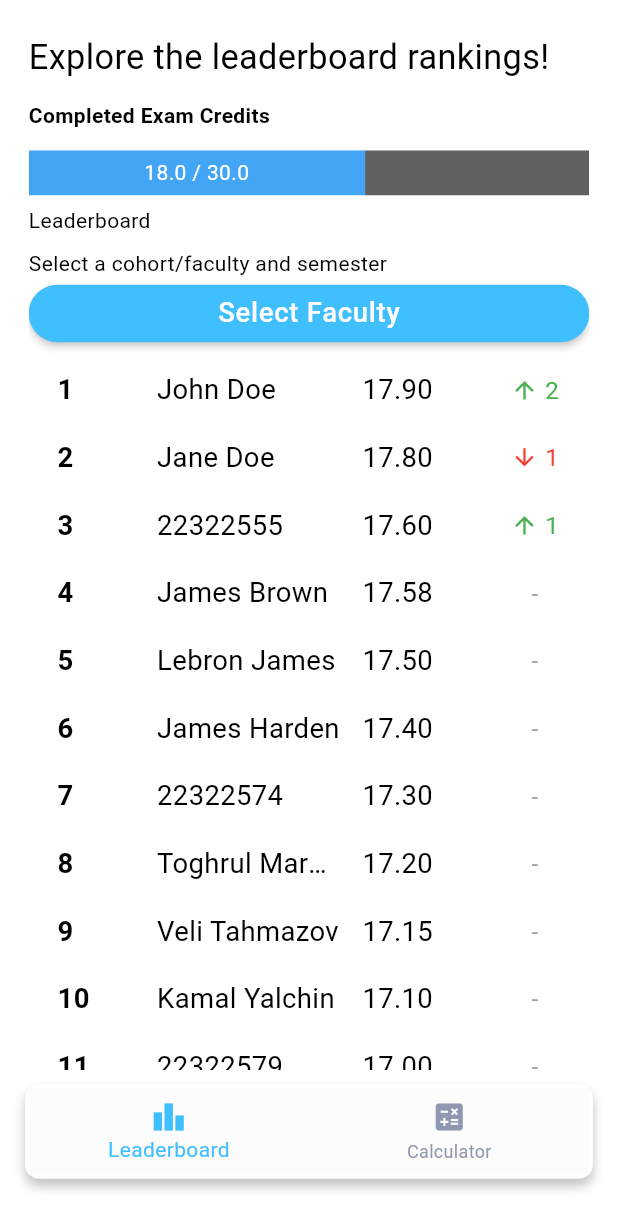
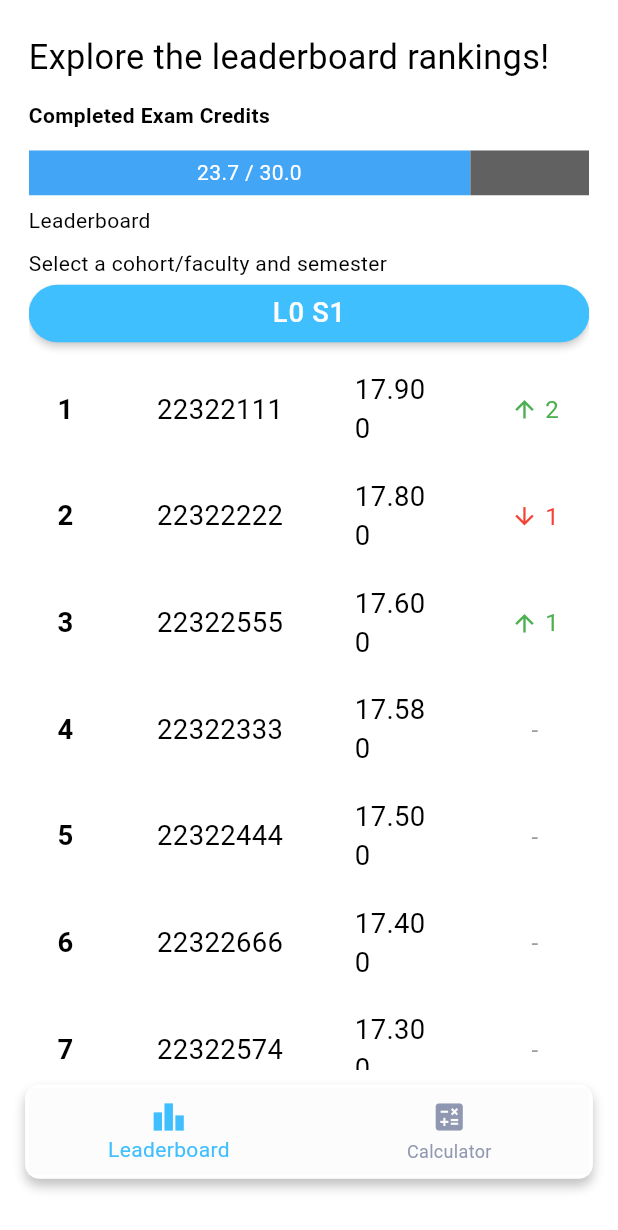
Before and after one commit to Krmsh1n5/u_standings, a Flutter app: the screen it shows after launch, on a phone screen of 412 x 824 dp. Shown: the top 1230 px of the screen. Run offline on Flutter 3.47's test engine with Material 3 defaults, Android fonts, the phone set to English and light mode, and no system bars; our stand-ins replace flutter_screenutil, get_it; Roboto replaces fonts that are missing (Montserrat).

Commit message:
Added Standings Provider

```diff
--- a/lib/core/utils/functions/fetch_semesters_cohorts_func.dart
+++ /dev/null
@@ -1,5 +0,0 @@
-Future<List<String>> fetchCohortsSemestersFromDatabase() async {
-  // Simulate fetching data from API/DB
-  await Future.delayed(Duration(seconds: 1)); // Simulate network delay
-  return ['Cohort A', 'Cohort A - CS', 'Cohort A - CE','Cohort B', 'Cohort C', 'Cohort C - GE', 'Cohort D', 'Cohort D - GE'];
-}
--- a/lib/features/standings/data/repositories/credits_repository_impl.dart
+++ b/lib/features/standings/data/repositories/credits_repository_impl.dart
@@ -5,7 +5,7 @@ class GetCreditsRepositoryImpl implements GetCreditsRepository {
   Future<double> getKnownCredits(String selectedCohortSemester) async {
     // Simulate a network delay
     await Future.delayed(Duration(seconds: 1));
-    return 19.5;
+    return Future.value(23.7);
   }
 
   @override
@@ -13,6 +13,6 @@ class GetCreditsRepositoryImpl implements GetCreditsRepository {
       String selectedCohortSemester) async {
     // Simulate a network delay
     await Future.delayed(Duration(seconds: 1));
-    return 30;
+    return Future.value(30.0);
   }
 }
--- a/lib/features/standings/presentation/screens/standings_page.dart
+++ b/lib/features/standings/presentation/screens/standings_page.dart
@@ -1,27 +1,45 @@
 import 'package:flutter/material.dart';
 import 'package:flutter_screenutil/flutter_screenutil.dart';
-import 'package:u_standings/core/utils/functions/fetch_semesters_cohorts_func.dart';
+import 'package:provider/provider.dart';
+import 'package:u_standings/features/standings/domain/entities/standings.dart';
+import 'package:u_standings/features/standings/presentation/providers/standings_notifier.dart';
 import 'package:u_standings/features/standings/presentation/widgets/select_button.dart';
 
-class StandingsPage extends StatelessWidget {
+class StandingsPage extends StatefulWidget {
   const StandingsPage({super.key});
 
   @override
+  State<StandingsPage> createState() => _StandingsPageState();
+}
+
+class _StandingsPageState extends State<StandingsPage> {
+  bool isDataReady = false;
+
+  @override
+  void initState() {
+    super.initState();
+    Future.microtask(() async {
+      await Provider.of<StandingsNotifier>(context, listen: false)
+          .loadAvailableCohortsSemesters();
+      await Provider.of<StandingsNotifier>(context, listen: false)
+          .loadCredits();
+      await Provider.of<StandingsNotifier>(context, listen: false)
+          .loadStandings();
+
+      setState(() {
+        isDataReady = true;
+      });
+    });
+  }
+
+  @override
   Widget build(BuildContext context) {
-    final List<Map<String, dynamic>> leaderboardData = [
-      {'rank': 1, 'name': 'John Doe', 'score': 17.9, 'change': 2},
-      {'rank': 2, 'name': 'Jane Doe', 'score': 17.8, 'change': -1},
-      {'rank': 3, 'name': '22322555', 'score': 17.6, 'change': 1},
-      {'rank': 4, 'name': 'James Brown', 'score': 17.58, 'change': 0},
-      {'rank': 5, 'name': 'Lebron James', 'score': 17.5, 'change': 0},
-      {'rank': 6, 'name': 'James Harden', 'score': 17.4, 'change': 0},
-      {'rank': 7, 'name': '22322574', 'score': 17.3, 'change': 0},
-      {'rank': 8, 'name': 'Toghrul Mardiyev', 'score': 17.2, 'change': 0},
-      {'rank': 9, 'name': 'Veli Tahmazov', 'score': 17.15, 'change': 0},
-      {'rank': 10, 'name': 'Kamal Yalchin', 'score': 17.1, 'change': 0},
-      {'rank': 11, 'name': '22322579', 'score': 17.0, 'change': 0},
-      {'rank': 12, 'name': 'Farid Valiev', 'score': 16.9, 'change': 0},
-    ];
+    final provider = Provider.of<StandingsNotifier>(context);
+
+    // Check if data is ready
+    if (!isDataReady) {
+      return CircularProgressIndicator();
+    }
 
     return SafeArea(
       child: Scaffold(
@@ -41,13 +59,13 @@ class StandingsPage extends StatelessWidget {
             child: Column(
               children: [
                 _buildTitleWidget(),
-                _buildCompletedExamCreditsWidget(),
+                _buildCompletedExamCreditsWidget(context),
                 SizedBox(height: 4.h),
                 _buildHeadingAndSubheadingText(),
                 SizedBox(height: 4.h),
-                _buildSelectButton(),
+                _buildSelectButton(context),
                 SizedBox(height: 8.h),
-                _buildStandingsTable(leaderboardData),
+                _buildStandingsTable(provider.standings),
                 SizedBox(height: 2.h),
               ],
             ),
@@ -71,13 +89,13 @@ class StandingsPage extends StatelessWidget {
     );
   }
 
-  _buildCompletedExamCreditsWidget() {
-    // Example data for completed and total credits
-    double completedCredits = 18;
-    double totalCredits = 30;
+  _buildCompletedExamCreditsWidget(BuildContext context) {
+    final provider = Provider.of<StandingsNotifier>(context);
+    final completedCredits = provider.knownCredits;
+    final totalCredits = provider.totalCohortSemesterCredits;
 
     // Calculate the percentage of completed credits
-    double percentageCompleted = completedCredits / totalCredits;
+    double percentageCompleted = completedCredits! / totalCredits!;
 
     return SizedBox(
       width: double.infinity,
@@ -153,21 +171,22 @@ class StandingsPage extends StatelessWidget {
     );
   }
 
-  _buildSelectButton() {
+  _buildSelectButton(BuildContext context) {
+    final provider = Provider.of<StandingsNotifier>(context);
     return SizedBox(
       height: 32.h,
       width: double.maxFinite,
       child: CohortSemesterSelectorButton(
-        title: 'Select Faculty',
-        fetchOptions: fetchCohortsSemestersFromDatabase,
+        title: provider.selectedCohortSemester ?? 'Select Faculty',
+        fetchOptions: provider.cohortSemesters,
         onOptionSelected: (selectedOption) {
-          // Handle selection (e.g., update Provider)
+          provider.updateCohort(selectedOption);
         },
       ),
     );
   }
 
-  Widget _buildStandingsTable(List<Map<String, dynamic>> data) {
+  Widget _buildStandingsTable(List<Standings> data) {
     return Padding(
       padding: EdgeInsets.symmetric(horizontal: 16.h),
       child: Column(
@@ -183,7 +202,7 @@ class StandingsPage extends StatelessWidget {
                   child: Align(
                     alignment: Alignment.centerLeft,
                     child: Text(
-                      item['rank'].toString(),
+                      item.rank.toString(),
                       style: TextStyle(
                         fontSize: 16.sp,
                         fontWeight: FontWeight.w600,
@@ -198,7 +217,7 @@ class StandingsPage extends StatelessWidget {
                     child: Align(
                       alignment: Alignment.centerLeft,
                       child: Text(
-                        item['name'],
+                        item.studentId,
                         style: TextStyle(fontSize: 16.sp),
                         overflow: TextOverflow.ellipsis,
                       ),
@@ -211,7 +230,7 @@ class StandingsPage extends StatelessWidget {
                   child: Align(
                     alignment: Alignment.center,
                     child: Text(
-                      item['score'].toStringAsFixed(2),
+                      item.average.toStringAsFixed(3),
                       style: TextStyle(fontSize: 16.sp),
                     ),
                   ),
@@ -222,24 +241,23 @@ class StandingsPage extends StatelessWidget {
                   padding: EdgeInsets.only(left: 40.w),
                   child: Align(
                     alignment: Alignment.center,
-                    child: item['change'] != 0
+                    child: item.change != 0
                         ? Row(
                             mainAxisAlignment: MainAxisAlignment.center,
                             children: [
                               Icon(
-                                item['change'] > 0
+                                item.change > 0
                                     ? Icons.arrow_upward
                                     : Icons.arrow_downward,
-                                color: item['change'] > 0
-                                    ? Colors.green
-                                    : Colors.red,
+                                color:
+                                    item.change > 0 ? Colors.green : Colors.red,
                                 size: 16.sp,
                               ),
                               SizedBox(width: 4.w),
                               Text(
-                                item['change'].abs().toString(),
+                                item.change.abs().toString(),
                                 style: TextStyle(
-                                  color: item['change'] > 0
+                                  color: item.change > 0
                                       ? Colors.green
                                       : Colors.red,
                                   fontSize: 14.sp,
--- a/lib/features/standings/presentation/widgets/select_button.dart
+++ b/lib/features/standings/presentation/widgets/select_button.dart
@@ -5,29 +5,25 @@ import 'package:u_standings/core/utils/theme/custom_text_styles.dart';
 
 class CohortSemesterSelectorButton extends StatelessWidget {
   final String title;
-  final Future<List<String>> Function()? fetchOptions; // Fetch from API/DB
-  final List<String>? staticOptions; // Predefined list
+  final List<String> fetchOptions;
+  final List<String>? staticOptions;
   final ValueChanged<String> onOptionSelected;
 
   const CohortSemesterSelectorButton({
     super.key,
     required this.title,
-    this.fetchOptions,
+    this.fetchOptions = const [],
     this.staticOptions,
     required this.onOptionSelected,
-  }) : assert(
-            (fetchOptions != null && staticOptions == null) ||
-                (fetchOptions == null && staticOptions != null),
-            'Provide either fetchOptions or staticOptions, not both.');
+  });
 
   @override
   Widget build(BuildContext context) {
     return ElevatedButton(
       onPressed: () async {
-        // Fetch options (from API/DB or static)
         List<String> options;
-        if (fetchOptions != null) {
-          options = await fetchOptions!();
+        if (fetchOptions.isNotEmpty) {
+          options = fetchOptions;
         } else {
           options = staticOptions!;
         }
```
Also changed, not shown: lib/features/standings/presentation/providers/standings_notifier.dart (+44 -3 lines), lib/main.dart (+0 -7 lines).
